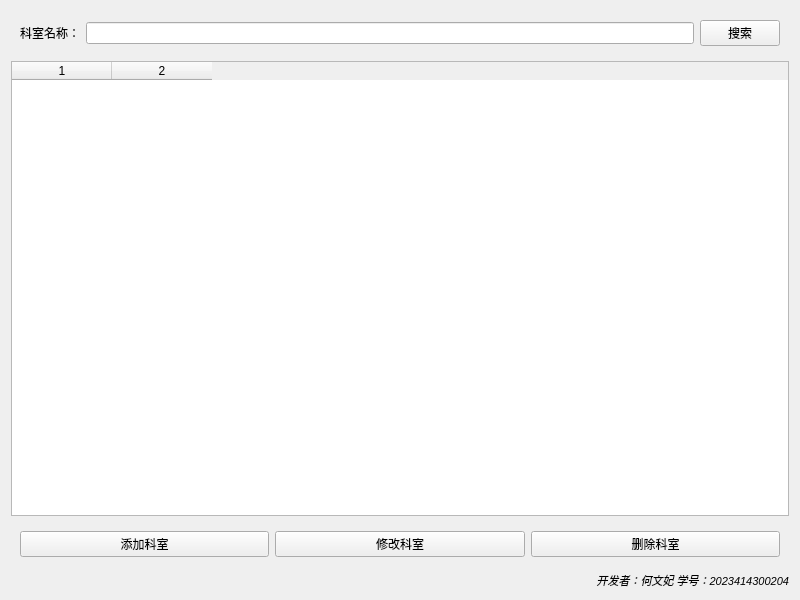
Before: the Qt Designer form departmentview.ui in hewenfei18/QtSQL-View-Model-, drawn with Qt 5.
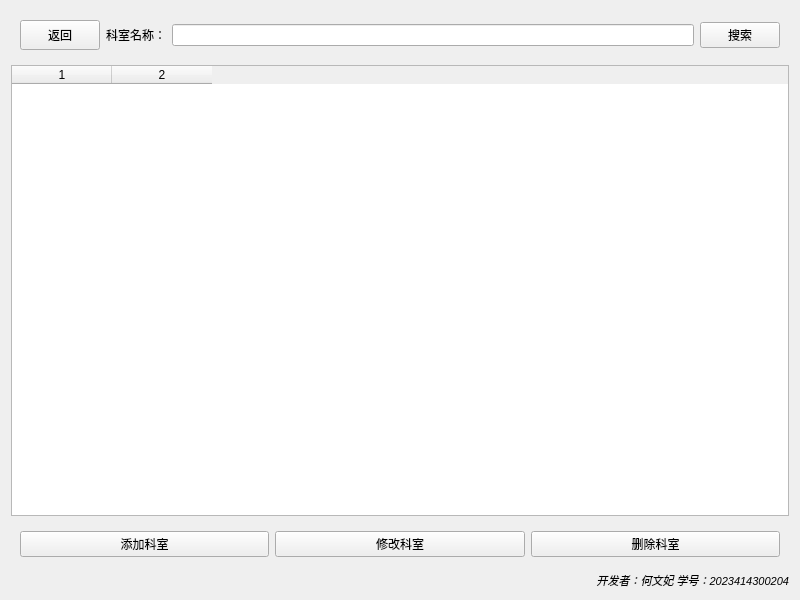
After: the same form once the commit is applied.

```diff
--- a/departmentview.ui
+++ b/departmentview.ui
@@ -17,6 +17,19 @@
    <item>
     <widget class="QWidget" name="widget_search" native="true">
      <layout class="QHBoxLayout" name="horizontalLayout_search">
+      <item>
+       <widget class="QPushButton" name="pushButton_back">
+        <property name="minimumSize">
+         <size>
+          <width>80</width>
+          <height>30</height>
+         </size>
+        </property>
+        <property name="text">
+         <string>返回</string>
+        </property>
+       </widget>
+      </item>
       <item>
        <widget class="QLabel" name="label_search">
         <property name="text">
@@ -42,24 +55,14 @@
      <property name="columnCount">
       <number>2</number>
      </property>
-     <!-- 表头设置：直接通过item设置（row=0为表头行） -->
-     <item row="0" column="0">
-      <property name="text">
+     <property name="horizontalHeaderLabels">
+      <stringlist>
        <string>科室ID</string>
-      </property>
-     </item>
-     <item row="0" column="1">
-      <property name="text">
        <string>科室名称</string>
-      </property>
-     </item>
-     <!-- 修复：移除错误的attribute标签，改用代码控制拉伸 -->
-     <property name="selectionBehavior">
-      <enum>QAbstractItemView::SelectRows</enum>
+      </stringlist>
      </property>
-     <property name="alternatingRowColors">
-      <bool>true</bool>
-     </property>
+     <column/>
+     <column/>
     </widget>
    </item>
    <item>
```
Left out of the diff: 18 changed lines with no effect on the pictures.
